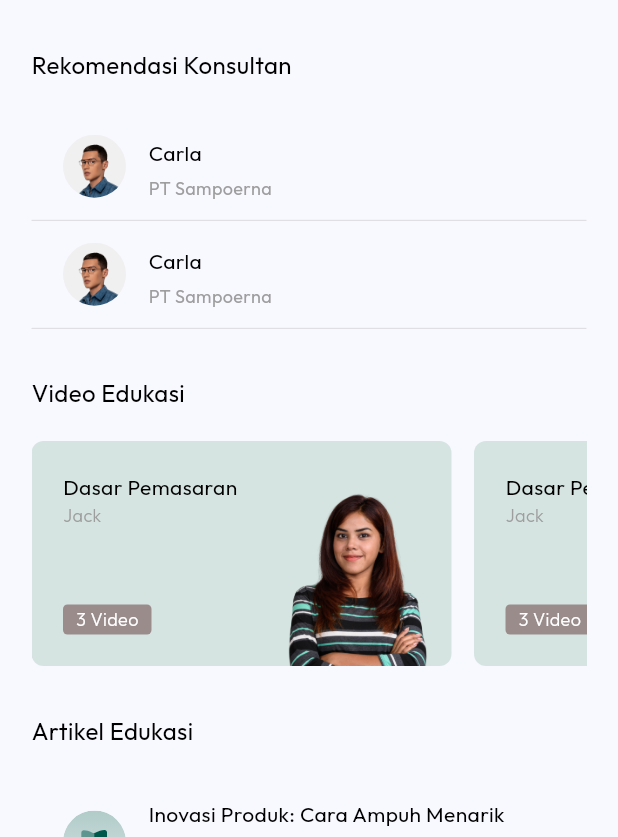
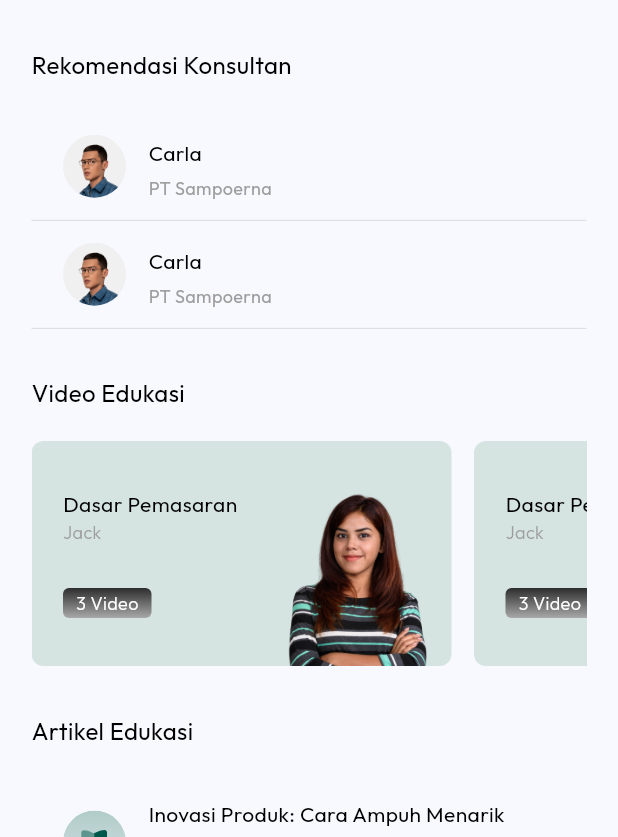
Before and after one commit to raihansyahrin/team_5_motionhack, a Flutter app: the HomePage screen opened directly, on a phone screen of 412 x 824 dp, the part 399-1236 px from its top. Run offline on Flutter 3.47's test engine with Material 3 defaults, Android fonts, the phone set to English and light mode, and no system bars; our stand-ins replace flutter_svg, get, google_fonts, shared_preferences; accounts and stored records are empty.

Commit message:
refactor: padding top bottom to 32 inside row

```diff
--- a/lib/ui/widgets/video_education_widget.dart
+++ b/lib/ui/widgets/video_education_widget.dart
@@ -33,8 +33,8 @@ class VideoEducationCard extends StatelessWidget {
           Padding(
             padding: const EdgeInsets.only(
               left: 21.0,
-              top: 21,
-              bottom: 21,
+              top: 32,
+              bottom: 32,
             ),
             child: Column(
               crossAxisAlignment: CrossAxisAlignment.start,
@@ -61,8 +61,16 @@ class VideoEducationCard extends StatelessWidget {
                   width: 59,
                   decoration: const BoxDecoration(
                     color: Color.fromARGB(255, 155, 140, 140),
+                    gradient: LinearGradient(
+                      begin: Alignment.bottomCenter,
+                      end: Alignment.topCenter,
+                      colors: <Color>[
+                        Color.fromARGB(255, 168, 168, 168),
+                        Color.fromARGB(255, 45, 45, 45),
+                      ],
+                    ),
                     borderRadius: BorderRadius.all(
-                      Radius.circular(3),
+                      Radius.circular(4),
                     ),
                   ),
                   child: Text(
```
